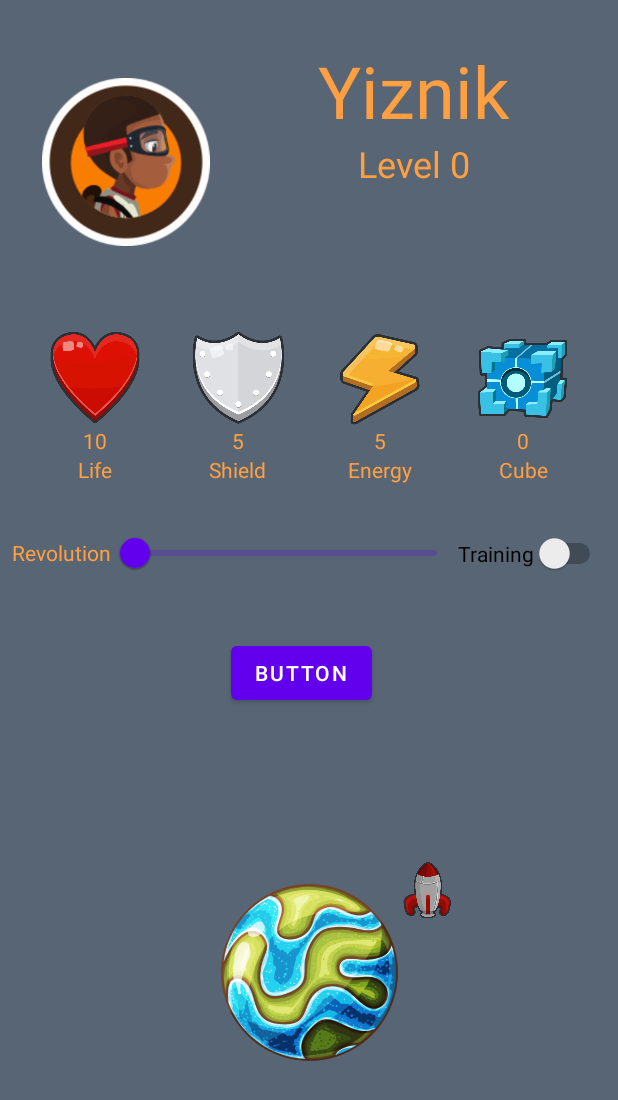
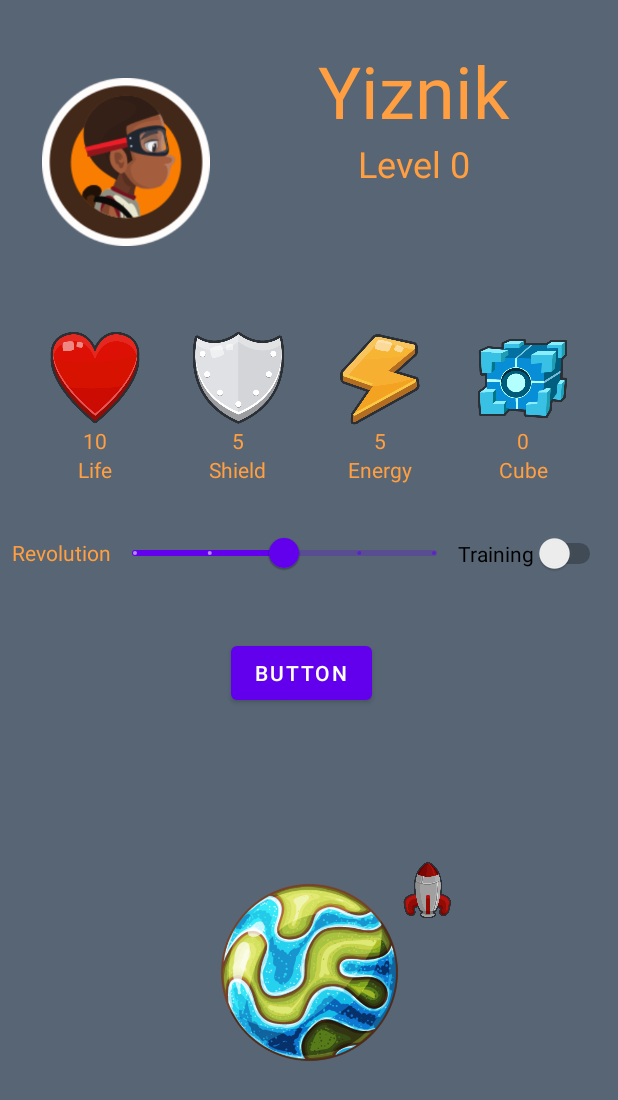
Before and after one commit to KatsuroDev/AndroidClass, an Android app: the layout activity_pilot.xml on its own in the app's theme, with its tools: preview values and no code run, on a phone screen of 412 x 824 dp. Shown: the top 1100 px of the screen. Run offline under Robolectric (Android 15) with nearby library versions, the phone set to English and light mode, and no system bars.

Commit message:
add MVVM

```diff
--- a/S02ConstraintLayout/app/build.gradle
+++ b/S02ConstraintLayout/app/build.gradle
@@ -42,6 +42,7 @@ dependencies {
     implementation 'androidx.appcompat:appcompat:1.4.1'
     implementation 'com.google.android.material:material:1.5.0'
     implementation 'androidx.constraintlayout:constraintlayout:2.1.3'
+    implementation 'androidx.activity:activity-ktx:1.4.0'
     testImplementation 'junit:junit:4.13.2'
     androidTestImplementation 'androidx.test.ext:junit:1.1.3'
     androidTestImplementation 'androidx.test.espresso:espresso-core:3.4.0'
--- a/S02ConstraintLayout/app/src/main/AndroidManifest.xml
+++ b/S02ConstraintLayout/app/src/main/AndroidManifest.xml
@@ -10,7 +10,7 @@
         android:supportsRtl="true"
         android:theme="@style/Theme.S02ConstraintLayout">
         <activity
-            android:name=".PilotActivity"
+            android:name=".presentation.ui.pilot.PilotActivity"
             android:exported="true">
             <intent-filter>
                 <action android:name="android.intent.action.MAIN" />
--- a/S02ConstraintLayout/app/src/main/java/ca/qc/cstj/s02constraintlayout/PilotActivity.kt
+++ /dev/null
@@ -1,41 +0,0 @@
-package ca.qc.cstj.s02constraintlayout
-
-import androidx.appcompat.app.AppCompatActivity
-import android.os.Bundle
-import ca.qc.cstj.s02constraintlayout.databinding.ActivityPilotBinding
-import ca.qc.cstj.s02constraintlayout.domain.models.Pilot
-
-class PilotActivity : AppCompatActivity() {
-
-    private lateinit var binding: ActivityPilotBinding
-
-    private val _pilot = Pilot("Bee Zoon", 10)
-
-    override fun onCreate(savedInstanceState: Bundle?) {
-        super.onCreate(savedInstanceState)
-        binding = ActivityPilotBinding.inflate(layoutInflater)
-        setContentView(binding.root)
-        refreshUI()
-
-        binding.btnStart.setOnClickListener {
-            if(_pilot.canFly()) {
-                _pilot.fly(binding.sldRevolution.value.toInt(), binding.swtTraining.isChecked)
-                refreshUI()
-            } else {
-                //TODO: Snackbar
-            }
-
-        }
-    }
-
-    private fun refreshUI() {
-        with(binding) {
-            txvPilotName.text = _pilot.name
-            txvLevel.text = "Level " + _pilot.level.toString()
-            txvLife.text = _pilot.life.toString()
-            txvShield.text = _pilot.shield.toString()
-            txvEnergy.text = _pilot.energy.toString()
-            txvCube.text = _pilot.cube.toString()
-        }
-    }
-}
--- a/S02ConstraintLayout/app/src/main/java/ca/qc/cstj/s02constraintlayout/domain/models/Pilot.kt
+++ b/S02ConstraintLayout/app/src/main/java/ca/qc/cstj/s02constraintlayout/domain/models/Pilot.kt
@@ -24,13 +24,17 @@ data class Pilot(var name: String, var life: Int, var cube: Int = 0) {
 
     fun canFly() : Boolean
     {
-        return life > 0 && energy > 0
+        return life > 0 && energy > 0 && shield > 0
     }
 
     fun recharge()
     {
         //TODO: Add microtransaction
-        energy = 7
-
+        if(energy <= 0)
+            energy = 7
+        if(life <= 0)
+            life = 10
+        if(shield <= 0)
+            shield = 5
     }
 }
--- /dev/null
+++ b/S02ConstraintLayout/app/src/main/java/ca/qc/cstj/s02constraintlayout/presentation/ui/pilot/PilotActivity.kt
@@ -0,0 +1,91 @@
+package ca.qc.cstj.s02constraintlayout.presentation.ui.pilot
+
+import android.animation.ValueAnimator
+import androidx.appcompat.app.AppCompatActivity
+import android.os.Bundle
+import android.view.animation.AccelerateDecelerateInterpolator
+import androidx.activity.viewModels
+import androidx.constraintlayout.widget.ConstraintLayout
+import androidx.core.animation.doOnEnd
+import ca.qc.cstj.s02constraintlayout.R
+import ca.qc.cstj.s02constraintlayout.databinding.ActivityPilotBinding
+import ca.qc.cstj.s02constraintlayout.domain.models.Pilot
+import com.google.android.material.snackbar.Snackbar
+import kotlin.random.Random
+
+class PilotActivity : AppCompatActivity() {
+
+    private lateinit var binding: ActivityPilotBinding
+    private val viewModel: PilotViewModel by viewModels()
+
+    override fun onCreate(savedInstanceState: Bundle?) {
+        super.onCreate(savedInstanceState)
+        binding = ActivityPilotBinding.inflate(layoutInflater)
+        setContentView(binding.root)
+
+        viewModel.pilot.observe(this) {
+            with(binding) {
+                txvPilotName.text = it.name
+                txvLevel.text = getString(R.string.level, it.level)
+                txvLife.text = it.life.toString()
+                txvShield.text = it.shield.toString()
+                txvEnergy.text = it.energy.toString()
+                txvCube.text = it.cube.toString()
+            }
+        }
+
+        //refreshUI()
+
+        binding.btnStart.setOnClickListener {
+            /*if(_pilot.canFly()) {
+                binding.btnStart.isEnabled = false
+                _pilot.fly(binding.sldRevolution.value.toInt(), binding.swtTraining!!.isChecked)
+
+                val layoutParams = binding.imvRocket.layoutParams as ConstraintLayout.LayoutParams
+                val startAngle = layoutParams.circleAngle
+                val endAngle = startAngle - 360
+                val animation = ValueAnimator.ofFloat(startAngle, endAngle)
+
+                animation.repeatCount = binding.sldRevolution.value.toInt() - 1
+                animation.duration = Random.nextLong(500, 2000)
+                animation.interpolator = AccelerateDecelerateInterpolator()
+
+                animation.addUpdateListener {
+                    val animatedValue = it.animatedValue as Float
+                    val layoutParamsAnimation = binding.imvRocket.layoutParams as ConstraintLayout.LayoutParams
+                    layoutParamsAnimation.circleAngle = animatedValue
+                    binding.imvRocket.layoutParams = layoutParamsAnimation
+                    binding.imvRocket.rotation = animatedValue - 90
+                }
+
+                animation.doOnEnd {
+                    binding.btnStart.isEnabled = true
+                    refreshUI()
+                }
+
+                animation.start()
+
+            } else {
+                //TODO: Snackbar
+                Snackbar.make(binding.root, getString(R.string.low_resources), Snackbar.LENGTH_INDEFINITE)
+                    .setAction(getString(R.string.insert_coin)) {
+                        _pilot.recharge()
+                        refreshUI()
+                    }
+                    .show()
+            }*/
+
+        }
+    }
+
+   /* private fun refreshUI() {
+        with(binding) {
+            txvPilotName.text = _pilot.name
+            txvLevel.text = getString(R.string.level, _pilot.level)
+            txvLife.text = _pilot.life.toString()
+            txvShield.text = _pilot.shield.toString()
+            txvEnergy.text = _pilot.energy.toString()
+            txvCube.text = _pilot.cube.toString()
+        }
+    }*/
+}
--- /dev/null
+++ b/S02ConstraintLayout/app/src/main/java/ca/qc/cstj/s02constraintlayout/presentation/ui/pilot/PilotViewModel.kt
@@ -0,0 +1,16 @@
+package ca.qc.cstj.s02constraintlayout.presentation.ui.pilot
+
+import androidx.lifecycle.LiveData
+import androidx.lifecycle.MutableLiveData
+import androidx.lifecycle.ViewModel
+import ca.qc.cstj.s02constraintlayout.domain.models.Pilot
+
+
+class PilotViewModel : ViewModel() {
+    private val _pilot = MutableLiveData<Pilot>()
+    val pilot : LiveData<Pilot> get() = _pilot
+
+    init {
+        _pilot.value = Pilot("Bee Zoon", 10)
+    }
+}
--- /dev/null
+++ b/S02ConstraintLayout/app/src/main/res/layout-land/activity_pilot.xml
@@ -0,0 +1,238 @@
+<?xml version="1.0" encoding="utf-8"?>
+<androidx.constraintlayout.widget.ConstraintLayout xmlns:android="http://schemas.android.com/apk/res/android"
+    xmlns:app="http://schemas.android.com/apk/res-auto"
+    xmlns:tools="http://schemas.android.com/tools"
+    android:layout_width="match_parent"
+    android:layout_height="match_parent"
+    tools:context=".presentation.ui.pilot.PilotActivity">
+
+    <ImageView
+        android:id="@+id/imvPilotExercice"
+        android:layout_width="112dp"
+        android:layout_height="0dp"
+        android:layout_marginStart="28dp"
+        android:layout_marginTop="28dp"
+        app:layout_constraintStart_toStartOf="parent"
+        app:layout_constraintTop_toTopOf="parent"
+        app:srcCompat="@drawable/pilot06" />
+
+    <ImageView
+        android:id="@+id/imageView2"
+        android:layout_width="64dp"
+        android:layout_height="64dp"
+        app:layout_constraintEnd_toStartOf="@+id/imvShield"
+        app:layout_constraintHorizontal_bias="0.5"
+        app:layout_constraintHorizontal_chainStyle="packed"
+        app:layout_constraintStart_toEndOf="@+id/txvPilotName"
+        app:layout_constraintTop_toTopOf="@+id/txvPilotName"
+        app:srcCompat="@drawable/life" />
+
+    <TextView
+        android:id="@+id/textView8"
+        android:layout_width="wrap_content"
+        android:layout_height="wrap_content"
+        android:layout_marginTop="4dp"
+        android:text="Energy"
+        app:layout_constraintEnd_toEndOf="@+id/txvEnergy"
+        app:layout_constraintStart_toStartOf="@+id/txvEnergy"
+        app:layout_constraintTop_toBottomOf="@+id/txvEnergy" />
+
+    <ImageView
+        android:id="@+id/imvEnergy"
+        android:layout_width="64dp"
+        android:layout_height="64dp"
+        app:layout_constraintEnd_toStartOf="@+id/imageView5"
+        app:layout_constraintHorizontal_bias="0.5"
+        app:layout_constraintStart_toEndOf="@+id/imvShield"
+        app:layout_constraintTop_toTopOf="@+id/imvShield"
+        app:srcCompat="@drawable/energy" />
+
+    <TextView
+        android:id="@+id/txvShield"
+        android:layout_width="wrap_content"
+        android:layout_height="wrap_content"
+        android:layout_marginTop="8dp"
+        app:layout_constraintEnd_toStartOf="@+id/imvEnergy"
+        app:layout_constraintStart_toStartOf="@+id/imvShield"
+        app:layout_constraintTop_toBottomOf="@+id/imvShield"
+        tools:text="5" />
+
+    <ImageView
+        android:id="@+id/imageView5"
+        android:layout_width="64dp"
+        android:layout_height="64dp"
+        app:layout_constraintEnd_toEndOf="parent"
+        app:layout_constraintHorizontal_bias="0.5"
+        app:layout_constraintStart_toEndOf="@+id/imvEnergy"
+        app:layout_constraintTop_toTopOf="@+id/imvEnergy"
+        app:srcCompat="@drawable/cube" />
+
+    <TextView
+        android:id="@+id/textView10"
+        android:layout_width="wrap_content"
+        android:layout_height="wrap_content"
+        android:layout_marginTop="4dp"
+        android:text="Cube"
+        app:layout_constraintEnd_toEndOf="@+id/txvCube"
+        app:layout_constraintStart_toStartOf="@+id/txvCube"
+        app:layout_constraintTop_toBottomOf="@+id/txvCube" />
+
+    <TextView
+        android:id="@+id/txvLife"
+        android:layout_width="wrap_content"
+        android:layout_height="wrap_content"
+        android:layout_marginTop="12dp"
+        app:layout_constraintEnd_toEndOf="@+id/imageView2"
+        app:layout_constraintStart_toStartOf="@+id/imageView2"
+        app:layout_constraintTop_toBottomOf="@+id/imageView2"
+        tools:text="10" />
+
+    <TextView
+        android:id="@+id/textView6"
+        android:layout_width="wrap_content"
+        android:layout_height="wrap_content"
+        android:layout_marginTop="4dp"
+        android:text="Shield"
+        app:layout_constraintEnd_toEndOf="@+id/txvShield"
+        app:layout_constraintStart_toStartOf="@+id/txvShield"
+        app:layout_constraintTop_toBottomOf="@+id/txvShield" />
+
+    <TextView
+        android:id="@+id/txvCube"
+        android:layout_width="wrap_content"
+        android:layout_height="wrap_content"
+        android:layout_marginTop="4dp"
+        app:layout_constraintEnd_toEndOf="@+id/imageView5"
+        app:layout_constraintStart_toStartOf="@+id/imageView5"
+        app:layout_constraintTop_toBottomOf="@+id/imageView5"
+        tools:text="0" />
+
+    <ImageView
+        android:id="@+id/imvShield"
+        android:layout_width="64dp"
+        android:layout_height="64dp"
+        app:layout_constraintEnd_toStartOf="@+id/imvEnergy"
+        app:layout_constraintHorizontal_bias="0.5"
+        app:layout_constraintStart_toEndOf="@+id/imageView2"
+        app:layout_constraintTop_toTopOf="@+id/imageView2"
+        app:srcCompat="@drawable/shield" />
+
+    <TextView
+        android:id="@+id/textView4"
+        android:layout_width="wrap_content"
+        android:layout_height="wrap_content"
+        android:layout_marginTop="4dp"
+        android:text="Life"
+        app:layout_constraintEnd_toEndOf="@+id/txvLife"
+        app:layout_constraintStart_toStartOf="@+id/txvLife"
+        app:layout_constraintTop_toBottomOf="@+id/txvLife" />
+
+    <TextView
+        android:id="@+id/txvEnergy"
+        android:layout_width="wrap_content"
+        android:layout_height="wrap_content"
+        android:layout_marginTop="4dp"
+        app:layout_constraintEnd_toEndOf="@+id/imvEnergy"
+        app:layout_constraintStart_toStartOf="@+id/imvEnergy"
+        app:layout_constraintTop_toBottomOf="@+id/imvEnergy"
+        tools:text="5" />
+
+    <TextView
+        android:id="@+id/txvPilotName"
+        android:layout_width="wrap_content"
+        android:layout_height="wrap_content"
+        android:layout_marginStart="20dp"
+        android:textSize="48dp"
+        app:layout_constraintStart_toEndOf="@+id/imvPilotExercice"
+        app:layout_constraintTop_toTopOf="@+id/imvPilotExercice"
+        tools:text="Yiznik" />
+
+    <TextView
+        android:id="@+id/txvLevel"
+        android:layout_width="wrap_content"
+        android:layout_height="wrap_content"
+        android:layout_marginStart="20dp"
+        android:textSize="24dp"
+        app:layout_constraintEnd_toEndOf="@+id/txvPilotName"
+        app:layout_constraintStart_toEndOf="@+id/imvPilotExercice"
+        app:layout_constraintTop_toBottomOf="@+id/txvPilotName"
+        tools:text="Level 0" />
+
+    <TextView
+        android:id="@+id/textView11"
+        android:layout_width="wrap_content"
+        android:layout_height="15dp"
+        android:layout_marginTop="28dp"
+        android:text="Revolution"
+        app:layout_constraintBottom_toTopOf="@+id/sldRevolution"
+        app:layout_constraintEnd_toEndOf="@+id/imvPilotExercice"
+        app:layout_constraintHorizontal_bias="0.5"
+        app:layout_constraintStart_toStartOf="@+id/imvPilotExercice"
+        app:layout_constraintTop_toBottomOf="@+id/imvPilotExercice"
+        app:layout_constraintVertical_chainStyle="spread" />
+
+    <com.google.android.material.slider.Slider
+        android:id="@+id/sldRevolution"
+        android:layout_width="150dp"
+        android:layout_height="wrap_content"
+        android:layout_marginTop="44dp"
+        android:rotation="0"
+        android:stepSize="1.0"
+        android:value="3.0"
+        android:valueFrom="1.0"
+        android:valueTo="5.0"
+        app:layout_constraintBottom_toTopOf="@+id/swtTraining"
+        app:layout_constraintEnd_toEndOf="@+id/textView11"
+        app:layout_constraintHorizontal_bias="0.5"
+        app:layout_constraintStart_toStartOf="@+id/textView11"
+        app:layout_constraintTop_toBottomOf="@+id/textView11"
+        app:layout_constraintVertical_chainStyle="spread" />
+
+    <Switch
+        android:id="@+id/swtTraining"
+        android:layout_width="wrap_content"
+        android:layout_height="wrap_content"
+        android:layout_marginTop="24dp"
+        android:text="Training"
+        app:layout_constraintBottom_toBottomOf="parent"
+        app:layout_constraintEnd_toEndOf="@+id/textView11"
+        app:layout_constraintHorizontal_bias="0.5"
+        app:layout_constraintStart_toStartOf="@+id/textView11"
+        app:layout_constraintTop_toBottomOf="@+id/sldRevolution" />
+
+    <Button
+        android:id="@+id/btnStart"
+        android:layout_width="wrap_content"
+        android:layout_height="wrap_content"
+        android:text="Button"
+        app:layout_constraintBottom_toBottomOf="parent"
+        app:layout_constraintEnd_toEndOf="parent"
+        app:layout_constraintStart_toEndOf="@+id/imvPlanet"
+        app:layout_constraintTop_toTopOf="@+id/imvPlanet" />
+
+    <ImageView
+        android:id="@+id/imvPlanet"
+        android:layout_width="175dp"
+        android:layout_height="0dp"
+        android:layout_marginStart="150dp"
+        app:layout_constraintBottom_toBottomOf="parent"
+        app:layout_constraintStart_toEndOf="@+id/sldRevolution"
+        app:layout_constraintTop_toTopOf="@+id/guideline2"
+        app:srcCompat="@drawable/planet" />
+
+    <ImageView
+        android:id="@+id/imvRocket"
+        android:layout_width="40dp"
+        android:layout_height="40dp"
+        app:layout_constraintCircle="@id/imvPlanet"
+        app:layout_constraintCircleAngle="55"
+        app:layout_constraintCircleRadius="95dp"
+        app:srcCompat="@drawable/rocket" />
+
+    <androidx.constraintlayout.widget.Guideline
+        android:id="@+id/guideline2"
+        android:layout_width="wrap_content"
+        android:layout_height="wrap_content"
+        android:orientation="horizontal"
+        app:layout_constraintGuide_begin="188dp" />
+</androidx.constraintlayout.widget.ConstraintLayout>
--- a/S02ConstraintLayout/app/src/main/res/layout/activity_pilot.xml
+++ b/S02ConstraintLayout/app/src/main/res/layout/activity_pilot.xml
@@ -4,7 +4,7 @@
     xmlns:tools="http://schemas.android.com/tools"
     android:layout_width="match_parent"
     android:layout_height="match_parent"
-    tools:context=".PilotActivity">
+    tools:context=".presentation.ui.pilot.PilotActivity">
 
     <ImageView
         android:id="@+id/imvPilotExercice"
@@ -166,6 +166,10 @@
         android:id="@+id/sldRevolution"
         android:layout_width="0dp"
         android:layout_height="wrap_content"
+        android:stepSize="1.0"
+        android:value="3.0"
+        android:valueFrom="1.0"
+        android:valueTo="5.0"
         app:layout_constraintBottom_toBottomOf="@+id/textView11"
         app:layout_constraintEnd_toStartOf="@+id/swtTraining"
         app:layout_constraintHorizontal_bias="0.5"
--- a/S02ConstraintLayout/app/src/main/res/values/strings.xml
+++ b/S02ConstraintLayout/app/src/main/res/values/strings.xml
@@ -3,4 +3,7 @@
     <string name="warehouse">Warehouse</string>
     <string name="lblShort">Short</string>
     <string name="lorem" translatable="false">Cras at felis sit amet ante aliquet consectetur quis at enim. Duis dapibus feugiat diam, sed maximus ex pellentesque eget. Vestibulum arcu tellus, tincidunt id eros eget, egestas lacinia lorem. Curabitur imperdiet mollis nibh ac blandit. Curabitur id diam velit. Integer sodales ante in massa vulputate, ac iaculis ex convallis. Pellentesque ullamcorper dui quis lacus dapibus placerat in quis nulla. Donec ex orci, sagittis accumsan gravida a, malesuada in nunc. Nullam a blandit mi, ac dapibus sapien. Etiam eleifend dapibus libero. Etiam id volutpat ligula. Suspendisse at massa eu risus tempus pretium id a nunc. Aenean condimentum mi non orci porttitor, in fringilla sem tincidunt. Aenean finibus lectus eu massa vulputate sagittis sed eget elit. In vel scelerisque dolor. Nullam suscipit massa ac consectetur placerat.</string>
+    <string name="level">Level %d</string>
+    <string name="low_resources">Low energy, life or shield</string>
+    <string name="insert_coin">Continue</string>
 </resources>
--- a/S02ConstraintLayout/build.gradle
+++ b/S02ConstraintLayout/build.gradle
@@ -1,7 +1,7 @@
 // Top-level build file where you can add configuration options common to all sub-projects/modules.
 plugins {
-    id 'com.android.application' version '7.1.0' apply false
-    id 'com.android.library' version '7.1.0' apply false
+    id 'com.android.application' version '7.1.1' apply false
+    id 'com.android.library' version '7.1.1' apply false
     id 'org.jetbrains.kotlin.android' version '1.6.10' apply false
 }
 
```
Also changed, not shown: 1 other file.
